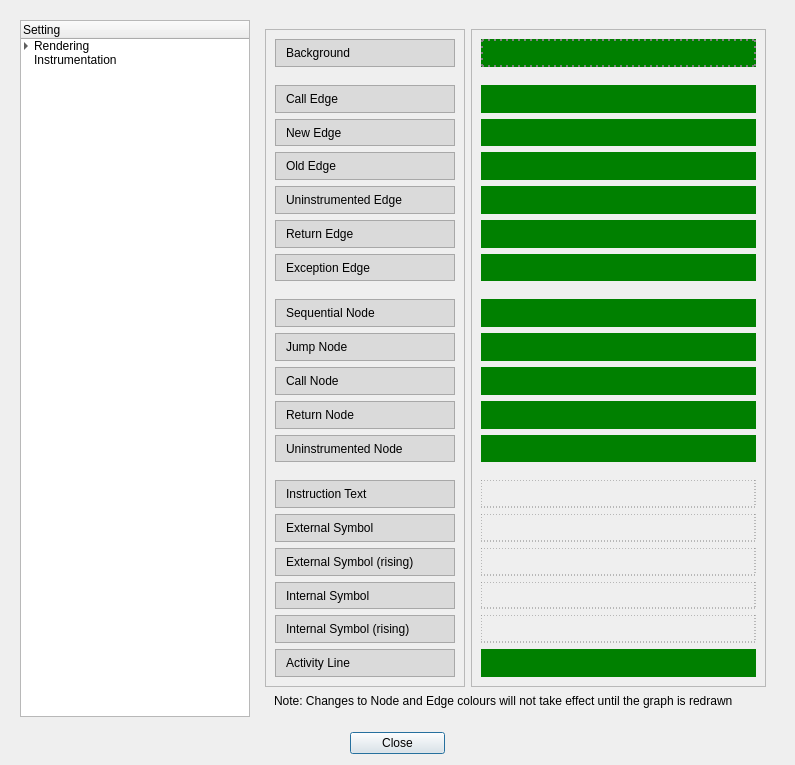
Old version of the form rgat/settingsDialog.ui in the repository ncatlin/rgat.
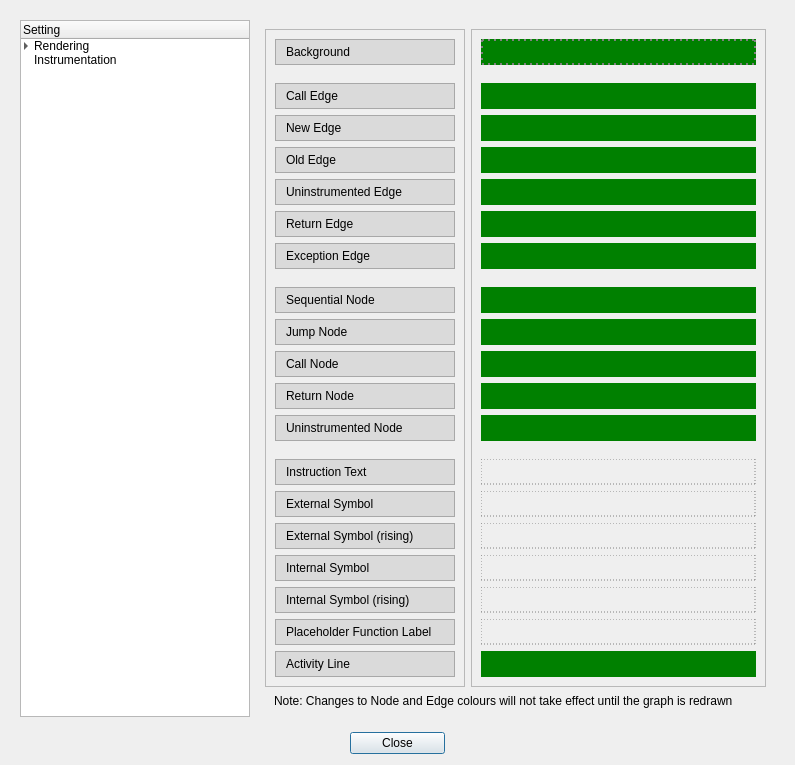
New version of the form. Custom widgets are drawn as their Qt base class.

Commit message: add placeholder colour settings to settings dialog

Diff of the .ui file:
```diff
--- a/rgat/settingsDialog.ui
+++ b/rgat/settingsDialog.ui
@@ -586,6 +586,22 @@
                    </property>
                   </widget>
                  </item>
+                 <item>
+                  <widget class="QLabel" name="label_13">
+                   <property name="styleSheet">
+                    <string notr="true">background-color: rgb(218, 218, 218)</string>
+                   </property>
+                   <property name="frameShape">
+                    <enum>QFrame::StyledPanel</enum>
+                   </property>
+                   <property name="text">
+                    <string>Placeholder Function Label</string>
+                   </property>
+                   <property name="indent">
+                    <number>10</number>
+                   </property>
+                  </widget>
+                 </item>
                  <item>
                   <widget class="QLabel" name="label_20">
                    <property name="minimumSize">
@@ -907,6 +923,13 @@
                    </property>
                   </widget>
                  </item>
+                 <item>
+                  <widget class="colorDemoWidget" name="placeholderLabel_tracecol" native="true">
+                   <property name="styleSheet">
+                    <string notr="true">border: 1px dotted grey;</string>
+                   </property>
+                  </widget>
+                 </item>
                  <item>
                   <widget class="colorDemoWidget" name="activline_tracecol" native="true">
                    <property name="minimumSize">
```
Left out of the diff: 2 changed lines with no effect on the pictures. The commit also changes 4 other files.
